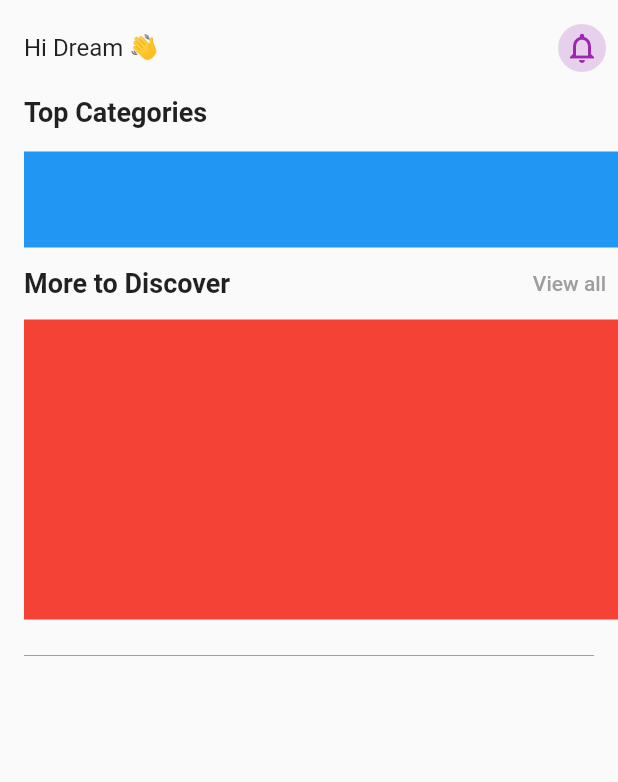
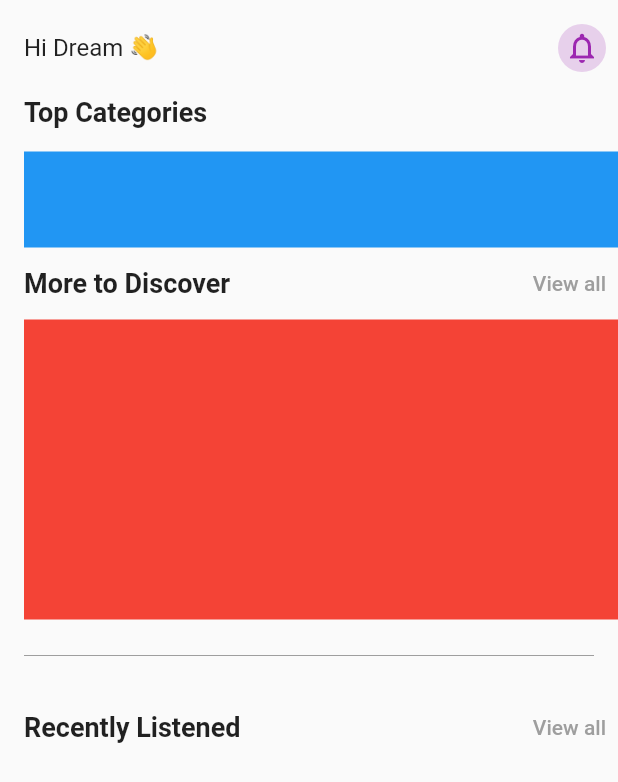
Before and after one commit to JAICHANGPARK/flutter_notebook_19th_story, a Flutter app: the screen it shows after launch, on a phone screen of 412 x 824 dp. Shown: the top 782 px of the screen. Run offline on Flutter 3.47's test engine with Material 2 defaults, Android fonts, the phone set to English and light mode, and no system bars; our stand-ins replace cached_network_image, countup, fl_chart, flutter_riverpod, freezed_annotation, smooth_page_indicator and 1 more.

Commit message:
Update podcast_home_page.dart

```diff
--- a/lib/ep1134_podcast_app/src/ui/podcast_home_page.dart
+++ b/lib/ep1134_podcast_app/src/ui/podcast_home_page.dart
@@ -65,9 +65,44 @@ class _PodcastHomePageState extends State<PodcastHomePage> {
                           Row(
                             mainAxisAlignment: MainAxisAlignment.spaceBetween,
                             children: [
-                              Text(
+                              const Text(
                                 "More to Discover",
-                                style: TextStyle(fontSize: 18, fontWeight: FontWeight.bold),
+                                style: TextStyle(
+                                  fontSize: 18,
+                                  fontWeight: FontWeight.bold,
+                                ),
+                              ),
+                              TextButton(
+                                onPressed: () {},
+                                style: TextButton.styleFrom(
+                                  primary: Colors.grey,
+                                ),
+                                child: const Text(
+                                  "View all",
+                                ),
+                              ),
+                            ],
+                          ),
+                          Container(
+                            height: 200,
+                            decoration: const BoxDecoration(
+                              color: Colors.red,
+                            ),
+                          ),
+                          const Divider(
+                            color: Colors.grey,
+                            height: 48,
+                            endIndent: 16,
+                          ),
+                          Row(
+                            mainAxisAlignment: MainAxisAlignment.spaceBetween,
+                            children: [
+                              const Text(
+                                "Recently Listened",
+                                style: TextStyle(
+                                  fontSize: 18,
+                                  fontWeight: FontWeight.bold,
+                                ),
                               ),
                               TextButton(
                                 onPressed: () {},
@@ -80,18 +115,6 @@ class _PodcastHomePageState extends State<PodcastHomePage> {
                               ),
                             ],
                           ),
-                          Container(
-                            height: 200,
-                            decoration: BoxDecoration(
-                              color: Colors.red,
-                            ),
-                          ),
-                          Divider(
-                            color: Colors.grey,
-                            height: 48,
-                            endIndent: 16,
-                          )
-
                         ],
                       ),
                     ),
```
